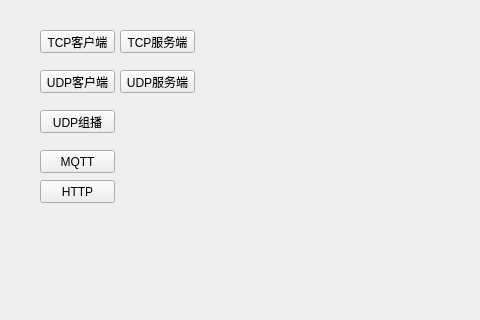
First picture: the form in QMNetwork/widget.ui, repository mahuifa/QMDemo, before the edit; both pictures show x 0 to 480 and y 0 to 320 of the 588 by 466 pixel window.
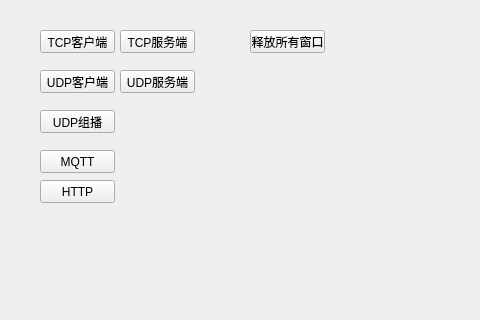
Second picture: the form after the edit.

```diff
--- a/QMNetwork/widget.ui
+++ b/QMNetwork/widget.ui
@@ -104,6 +104,19 @@
     <string>HTTP</string>
    </property>
   </widget>
+  <widget class="QPushButton" name="pushButton">
+   <property name="geometry">
+    <rect>
+     <x>250</x>
+     <y>30</y>
+     <width>75</width>
+     <height>23</height>
+    </rect>
+   </property>
+   <property name="text">
+    <string>释放所有窗口</string>
+   </property>
+  </widget>
  </widget>
  <resources/>
  <connections/>
```
Left out of the diff: 2 changed lines with no effect on the pictures.
